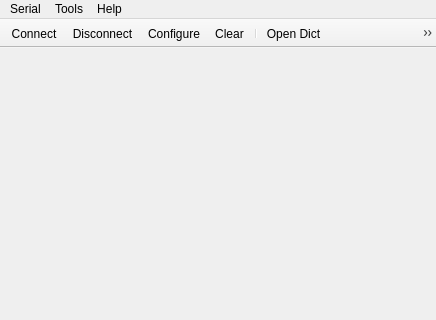
Above: BFTerminal/mainwindow.ui from matnunes/BruteForceOTG before the change; both pictures show x 0 to 436 and y 0 to 320 of the 436 by 530 pixel window. Below: the same form after it.
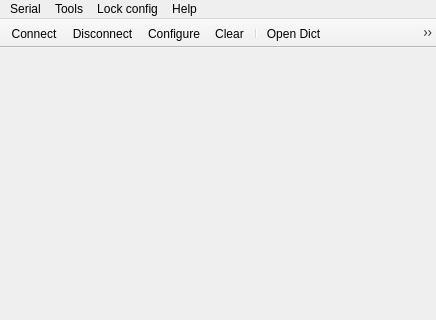
That is the form after the change. Icons and pictures are not drawn.

Commit message:
Menu for lock type selection
Menu for lock type selection: PIN or swipe pattern.
Swipe pattern waits longer for drawing depending on candidate password size.
Delay times may need to be adjusted depending on device (i.e screen size).

What changed in the file:
```diff
--- a/BFTerminal/mainwindow.ui
+++ b/BFTerminal/mainwindow.ui
@@ -48,8 +48,17 @@
     <addaction name="actionAbout"/>
     <addaction name="actionAboutQt"/>
    </widget>
+   <widget class="QMenu" name="menuLock_type">
+    <property name="title">
+     <string>Lock config</string>
+    </property>
+    <addaction name="separator"/>
+    <addaction name="actionPIN"/>
+    <addaction name="actionSwipePattern"/>
+   </widget>
    <addaction name="menuCalls"/>
    <addaction name="menuTools"/>
+   <addaction name="menuLock_type"/>
    <addaction name="menuHelp"/>
   </widget>
   <widget class="QToolBar" name="mainToolBar">
```
Left out of the diff: 16 changed lines with no effect on the pictures. The commit also changes 5 other files.
